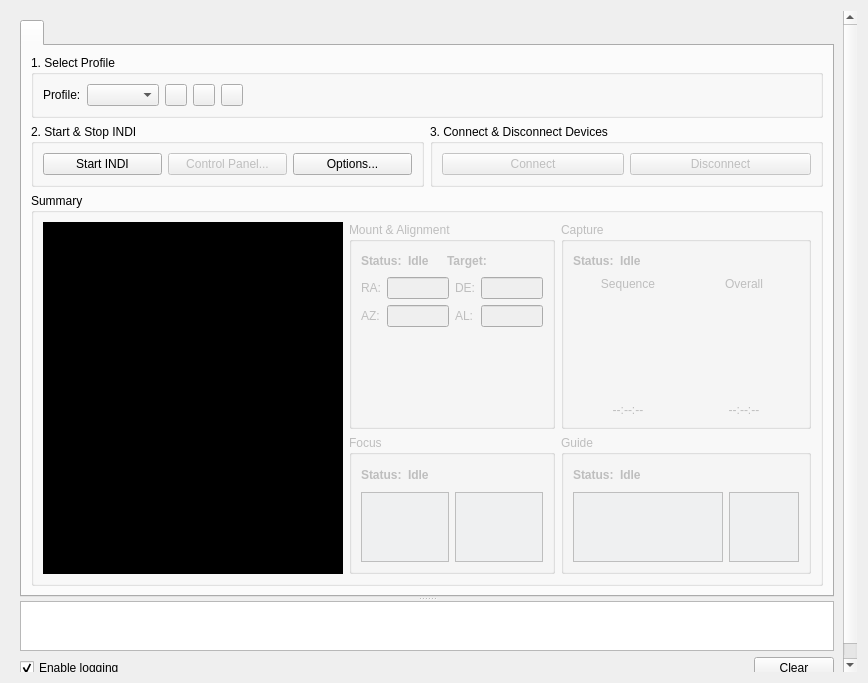
The window that kstars/ekos/ekosmanager.ui (KDE/kstars) describes before a commit, drawn with Qt 5.
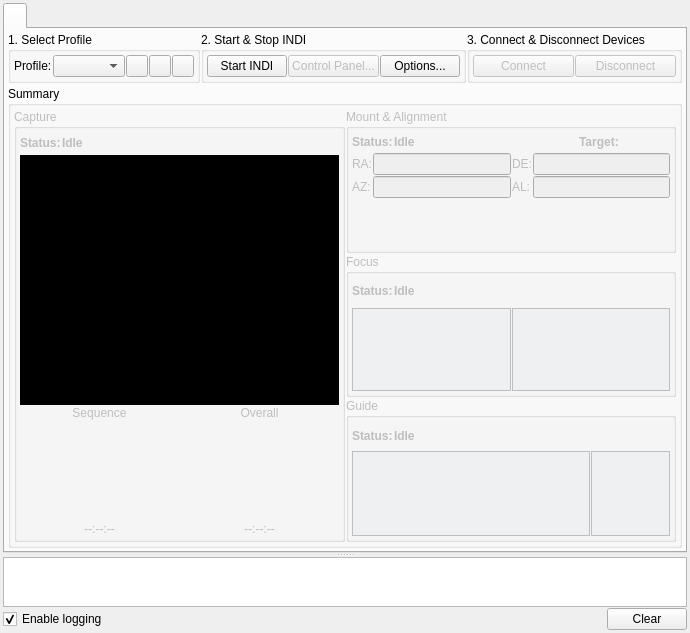
The same window after the commit. Icons and pictures are not drawn. Custom widgets are drawn as their Qt base class.

Commit message: GUI improvement to make Ekos viewable on low resolution displays

```diff
--- a/kstars/ekos/ekosmanager.ui
+++ b/kstars/ekos/ekosmanager.ui
@@ -6,10 +6,16 @@
    <rect>
     <x>0</x>
     <y>0</y>
-    <width>868</width>
-    <height>683</height>
+    <width>670</width>
+    <height>625</height>
    </rect>
   </property>
+  <property name="maximumSize">
+   <size>
+    <width>16777215</width>
+    <height>16777215</height>
+   </size>
+  </property>
   <property name="baseSize">
    <size>
     <width>0</width>
@@ -19,58 +25,22 @@
   <property name="windowTitle">
    <string>Ekos</string>
   </property>
-  <layout class="QVBoxLayout" name="verticalLayout_7">
-   <item>
-    <widget class="QScrollArea" name="ekosScrollArea">
-     <property name="sizePolicy">
-      <sizepolicy hsizetype="Preferred" vsizetype="Preferred">
-       <horstretch>0</horstretch>
-       <verstretch>0</verstretch>
-      </sizepolicy>
-     </property>
-     <property name="minimumSize">
-      <size>
-       <width>300</width>
-       <height>300</height>
-      </size>
-     </property>
-     <property name="frameShape">
-      <enum>QFrame::NoFrame</enum>
-     </property>
-     <property name="frameShadow">
-      <enum>QFrame::Plain</enum>
-     </property>
-     <property name="lineWidth">
-      <number>0</number>
-     </property>
-     <property name="sizeAdjustPolicy">
-      <enum>QAbstractScrollArea::AdjustToContents</enum>
-     </property>
-     <property name="widgetResizable">
-      <bool>true</bool>
-     </property>
-     <widget class="QWidget" name="ekosScrollAreaWidget">
-      <property name="geometry">
-       <rect>
-        <x>0</x>
-        <y>0</y>
-        <width>854</width>
-        <height>669</height>
-       </rect>
-      </property>
-      <property name="sizePolicy">
-       <sizepolicy hsizetype="Preferred" vsizetype="Preferred">
-        <horstretch>0</horstretch>
-        <verstretch>0</verstretch>
-       </sizepolicy>
-      </property>
-      <property name="minimumSize">
-       <size>
-        <width>0</width>
-        <height>0</height>
-       </size>
-      </property>
-      <layout class="QVBoxLayout" name="verticalLayout_3">
+  <layout class="QVBoxLayout" name="verticalLayout_4">
+   <property name="spacing">
+    <number>1</number>
+   </property>
+   <property name="leftMargin">
+    <number>3</number>
+   </property>
+   <property name="topMargin">
+    <number>3</number>
+   </property>
+   <property name="rightMargin">
+    <number>3</number>
+   </property>
+   <property name="bottomMargin">
+    <number>3</number>
+   </property>
        <item>
         <widget class="QSplitter" name="splitter">
          <property name="orientation">
@@ -97,12 +67,47 @@
             <string/>
            </attribute>
            <layout class="QVBoxLayout" name="verticalLayout">
+        <property name="spacing">
+         <number>3</number>
+        </property>
+        <property name="leftMargin">
+         <number>3</number>
+        </property>
+        <property name="topMargin">
+         <number>3</number>
+        </property>
+        <property name="rightMargin">
+         <number>3</number>
+        </property>
+        <property name="bottomMargin">
+         <number>3</number>
+        </property>
+        <item>
+         <layout class="QHBoxLayout" name="horizontalLayout">
+          <property name="spacing">
+           <number>1</number>
+          </property>
             <item>
              <widget class="QGroupBox" name="profileGroup">
               <property name="title">
                <string>1. Select Profile</string>
               </property>
               <layout class="QHBoxLayout" name="horizontalLayout_6">
+             <property name="spacing">
+              <number>1</number>
+             </property>
+             <property name="leftMargin">
+              <number>3</number>
+             </property>
+             <property name="topMargin">
+              <number>3</number>
+             </property>
+             <property name="rightMargin">
+              <number>3</number>
+             </property>
+             <property name="bottomMargin">
+              <number>3</number>
+             </property>
                <item>
                 <widget class="QLabel" name="label">
                  <property name="text">
@@ -209,15 +214,31 @@
              </widget>
             </item>
             <item>
-             <layout class="QHBoxLayout" name="horizontalLayout">
-              <item>
                <widget class="QGroupBox" name="groupBox_2">
                 <property name="title">
                  <string>2. Start &amp;&amp; Stop INDI</string>
                 </property>
                 <layout class="QHBoxLayout" name="horizontalLayout_5">
+             <property name="spacing">
+              <number>1</number>
+             </property>
+             <property name="leftMargin">
+              <number>3</number>
+             </property>
+             <property name="topMargin">
+              <number>3</number>
+             </property>
+             <property name="rightMargin">
+              <number>3</number>
+             </property>
+             <property name="bottomMargin">
+              <number>3</number>
+             </property>
                  <item>
                   <layout class="QHBoxLayout" name="horizontalLayout_3">
+               <property name="spacing">
+                <number>1</number>
+               </property>
                    <item>
                     <widget class="QPushButton" name="processINDIB">
                      <property name="enabled">
@@ -259,8 +280,26 @@
                  <string>3. Connect &amp;&amp; Disconnect Devices</string>
                 </property>
                 <layout class="QVBoxLayout" name="verticalLayout_8">
+             <property name="spacing">
+              <number>1</number>
+             </property>
+             <property name="leftMargin">
+              <number>3</number>
+             </property>
+             <property name="topMargin">
+              <number>3</number>
+             </property>
+             <property name="rightMargin">
+              <number>3</number>
+             </property>
+             <property name="bottomMargin">
+              <number>3</number>
+             </property>
                  <item>
                   <layout class="QHBoxLayout" name="horizontalLayout_4">
+               <property name="spacing">
+                <number>1</number>
+               </property>
                    <item>
                     <widget class="QPushButton" name="connectB">
                      <property name="enabled">
@@ -308,7 +347,86 @@
               <property name="title">
                <string>Summary</string>
               </property>
-              <layout class="QHBoxLayout" name="horizontalLayout_8" stretch="1,2">
+          <layout class="QHBoxLayout" name="horizontalLayout_8">
+           <property name="spacing">
+            <number>1</number>
+           </property>
+           <property name="leftMargin">
+            <number>3</number>
+           </property>
+           <property name="topMargin">
+            <number>3</number>
+           </property>
+           <property name="rightMargin">
+            <number>3</number>
+           </property>
+           <property name="bottomMargin">
+            <number>3</number>
+           </property>
+           <item>
+            <widget class="QGroupBox" name="captureGroup">
+             <property name="enabled">
+              <bool>false</bool>
+             </property>
+             <property name="title">
+              <string>Capture</string>
+             </property>
+             <layout class="QVBoxLayout" name="verticalLayout_10">
+              <property name="spacing">
+               <number>1</number>
+              </property>
+              <property name="leftMargin">
+               <number>3</number>
+              </property>
+              <property name="topMargin">
+               <number>3</number>
+              </property>
+              <property name="rightMargin">
+               <number>3</number>
+              </property>
+              <property name="bottomMargin">
+               <number>3</number>
+              </property>
+              <item>
+               <layout class="QHBoxLayout" name="captureStatusLayout">
+                <property name="spacing">
+                 <number>1</number>
+                </property>
+                <item>
+                 <widget class="QLabel" name="label_4">
+                  <property name="styleSheet">
+                   <string notr="true">font-weight:bold;</string>
+                  </property>
+                  <property name="text">
+                   <string>Status:</string>
+                  </property>
+                 </widget>
+                </item>
+                <item>
+                 <widget class="QLabel" name="captureStatus">
+                  <property name="styleSheet">
+                   <string notr="true">font-weight:bold;</string>
+                  </property>
+                  <property name="text">
+                   <string>Idle</string>
+                  </property>
+                 </widget>
+                </item>
+                <item>
+                 <spacer name="horizontalSpacer_4">
+                  <property name="orientation">
+                   <enum>Qt::Horizontal</enum>
+                  </property>
+                  <property name="sizeHint" stdset="0">
+                   <size>
+                    <width>1</width>
+                    <height>20</height>
+                   </size>
+                  </property>
+                 </spacer>
+                </item>
+               </layout>
+              </item>
                <item>
                 <widget class="QLabel" name="previewImage">
                  <property name="sizePolicy">
@@ -319,8 +437,8 @@
                  </property>
                  <property name="minimumSize">
                   <size>
-                   <width>300</width>
-                   <height>300</height>
+                  <width>250</width>
+                  <height>250</height>
                   </size>
                  </property>
                  <property name="maximumSize">
@@ -350,8 +468,200 @@
                 </widget>
                </item>
                <item>
-                <layout class="QGridLayout" name="gridLayout" rowstretch="1,1" columnstretch="1,1">
-                 <item row="0" column="0">
+               <layout class="QHBoxLayout" name="horizontalLayout_12">
+                <property name="spacing">
+                 <number>1</number>
+                </property>
+                <item>
+                 <layout class="QVBoxLayout" name="verticalLayout_5">
+                  <property name="spacing">
+                   <number>1</number>
+                  </property>
+                  <item>
+                   <widget class="QLabel" name="sequenceLabel">
+                    <property name="text">
+                     <string>Sequence</string>
+                    </property>
+                    <property name="alignment">
+                     <set>Qt::AlignCenter</set>
+                    </property>
+                   </widget>
+                  </item>
+                  <item>
+                   <layout class="QHBoxLayout" name="horizontalLayout_7">
+                    <property name="spacing">
+                     <number>1</number>
+                    </property>
+                    <item>
+                     <spacer name="horizontalSpacer_7">
+                      <property name="orientation">
+                       <enum>Qt::Horizontal</enum>
+                      </property>
+                      <property name="sizeHint" stdset="0">
+                       <size>
+                        <width>13</width>
+                        <height>20</height>
+                       </size>
+                      </property>
+                     </spacer>
+                    </item>
+                    <item>
+                     <widget class="QRoundProgressBar" name="sequenceProgress" native="true">
+                      <property name="enabled">
+                       <bool>false</bool>
+                      </property>
+                      <property name="minimumSize">
+                       <size>
+                        <width>100</width>
+                        <height>100</height>
+                       </size>
+                      </property>
+                      <property name="maximumSize">
+                       <size>
+                        <width>100</width>
+                        <height>100</height>
+                       </size>
+                      </property>
+                      <property name="styleSheet">
+                       <string notr="true"/>
+                      </property>
+                      <layout class="QVBoxLayout" name="verticalLayout_11"/>
+                     </widget>
+                    </item>
+                    <item>
+                     <spacer name="horizontalSpacer_8">
+                      <property name="orientation">
+                       <enum>Qt::Horizontal</enum>
+                      </property>
+                      <property name="sizeHint" stdset="0">
+                       <size>
+                        <width>13</width>
+                        <height>20</height>
+                       </size>
+                      </property>
+                     </spacer>
+                    </item>
+                   </layout>
+                  </item>
+                  <item>
+                   <widget class="QLabel" name="sequenceRemainingTime">
+                    <property name="text">
+                     <string>--:--:--</string>
+                    </property>
+                    <property name="alignment">
+                     <set>Qt::AlignCenter</set>
+                    </property>
+                   </widget>
+                  </item>
+                 </layout>
+                </item>
+                <item>
+                 <layout class="QVBoxLayout" name="verticalLayout_6">
+                  <property name="spacing">
+                   <number>1</number>
+                  </property>
+                  <item>
+                   <widget class="QLabel" name="overallLabel">
+                    <property name="text">
+                     <string>Overall</string>
+                    </property>
+                    <property name="alignment">
+                     <set>Qt::AlignCenter</set>
+                    </property>
+                   </widget>
+                  </item>
+                  <item>
+                   <layout class="QHBoxLayout" name="horizontalLayout_11">
+                    <property name="spacing">
+                     <number>1</number>
+                    </property>
+                    <item>
+                     <spacer name="horizontalSpacer_10">
+                      <property name="orientation">
+                       <enum>Qt::Horizontal</enum>
+                      </property>
+                      <property name="sizeHint" stdset="0">
+                       <size>
+                        <width>13</width>
+                        <height>20</height>
+                       </size>
+                      </property>
+                     </spacer>
+                    </item>
+                    <item>
+                     <widget class="QRoundProgressBar" name="captureProgress" native="true">
+                      <property name="enabled">
+                       <bool>false</bool>
+                      </property>
+                      <property name="minimumSize">
+                       <size>
+                        <width>100</width>
+                        <height>100</height>
+                       </size>
+                      </property>
+                      <property name="maximumSize">
+                       <size>
+                        <width>100</width>
+                        <height>100</height>
+                       </size>
+                      </property>
+                      <layout class="QVBoxLayout" name="verticalLayout_14">
+                       <property name="spacing">
+                        <number>1</number>
+                       </property>
+                       <property name="leftMargin">
+                        <number>3</number>
+                       </property>
+                       <property name="topMargin">
+                        <number>3</number>
+                       </property>
+                       <property name="rightMargin">
+                        <number>3</number>
+                       </property>
+                       <property name="bottomMargin">
+                        <number>3</number>
+                       </property>
+                      </layout>
+                     </widget>
+                    </item>
+                    <item>
+                     <spacer name="horizontalSpacer_9">
+                      <property name="orientation">
+                       <enum>Qt::Horizontal</enum>
+                      </property>
+                      <property name="sizeHint" stdset="0">
+                       <size>
+                        <width>13</width>
+                        <height>20</height>
+                       </size>
+                      </property>
+                     </spacer>
+                    </item>
+                   </layout>
+                  </item>
+                  <item>
+                   <widget class="QLabel" name="overallRemainingTime">
+                    <property name="text">
+                     <string>--:--:--</string>
+                    </property>
+                    <property name="alignment">
+                     <set>Qt::AlignCenter</set>
+                    </property>
+                   </widget>
+                  </item>
+                 </layout>
+                </item>
+               </layout>
+              </item>
+             </layout>
+            </widget>
+           </item>
+           <item>
+            <layout class="QVBoxLayout" name="verticalLayout_3">
+             <property name="spacing">
+              <number>1</number>
+             </property>
+             <item>
                   <widget class="QGroupBox" name="mountGroup">
                    <property name="enabled">
                     <bool>false</bool>
@@ -359,9 +669,27 @@
                    <property name="title">
                     <string>Mount &amp;&amp; Alignment</string>
                    </property>
-                   <layout class="QVBoxLayout" name="verticalLayout_4">
+               <layout class="QVBoxLayout" name="verticalLayout_7">
+                <property name="spacing">
+                 <number>1</number>
+                </property>
+                <property name="leftMargin">
+                 <number>3</number>
+                </property>
+                <property name="topMargin">
+                 <number>3</number>
+                </property>
+                <property name="rightMargin">
+                 <number>3</number>
+                </property>
+                <property name="bottomMargin">
+                 <number>3</number>
+                </property>
                     <item>
                      <layout class="QHBoxLayout" name="mountStatusLayout">
+                  <property name="spacing">
+                   <number>1</number>
+                  </property>
                       <item>
                        <widget class="QLabel" name="label_2">
                         <property name="styleSheet">
@@ -428,6 +756,9 @@
                     </item>
                     <item>
                      <layout class="QGridLayout" name="gridLayout_2">
+                  <property name="spacing">
+                   <number>1</number>
+                  </property>
                       <item row="0" column="0">
                        <widget class="QLabel" name="label_5">
                         <property name="toolTip">
@@ -517,211 +848,7 @@
                    </layout>
                   </widget>
                  </item>
-                 <item row="0" column="1">
-                  <widget class="QGroupBox" name="captureGroup">
-                   <property name="enabled">
-                    <bool>false</bool>
-                   </property>
-                   <property name="title">
-                    <string>Capture</string>
-                   </property>
-                   <layout class="QVBoxLayout" name="verticalLayout_10">
                     <item>
-                     <layout class="QHBoxLayout" name="captureStatusLayout">
-                      <item>
-                       <widget class="QLabel" name="label_4">
-                        <property name="styleSheet">
-                         <string notr="true">font-weight:bold;</string>
-                        </property>
-                        <property name="text">
-                         <string>Status:</string>
-                        </property>
-                       </widget>
-                      </item>
-                      <item>
-                       <widget class="QLabel" name="captureStatus">
-                        <property name="styleSheet">
-                         <string notr="true">font-weight:bold;</string>
-                        </property>
-                        <property name="text">
-                         <string>Idle</string>
-                        </property>
-                       </widget>
-                      </item>
-                      <item>
-                       <spacer name="horizontalSpacer_4">
-                        <property name="orientation">
-                         <enum>Qt::Horizontal</enum>
-                        </property>
-                        <property name="sizeHint" stdset="0">
-                         <size>
-                          <width>1</width>
-                          <height>20</height>
-                         </size>
-                        </property>
-                       </spacer>
-                      </item>
-                     </layout>
-                    </item>
-                    <item>
-                     <layout class="QHBoxLayout" name="horizontalLayout_12">
-                      <item>
-                       <layout class="QVBoxLayout" name="verticalLayout_5">
-                        <item>
-                         <widget class="QLabel" name="sequenceLabel">
-                          <property name="text">
-                           <string>Sequence</string>
-                          </property>
-                          <property name="alignment">
-                           <set>Qt::AlignCenter</set>
-                          </property>
-                         </widget>
-                        </item>
-                        <item>
-                         <layout class="QHBoxLayout" name="horizontalLayout_7">
-                          <item>
-                           <spacer name="horizontalSpacer_7">
-                            <property name="orientation">
-                             <enum>Qt::Horizontal</enum>
-                            </property>
-                            <property name="sizeHint" stdset="0">
-                             <size>
-                              <width>13</width>
-                              <height>20</height>
-                             </size>
-                            </property>
-                           </spacer>
-                          </item>
-                          <item>
-                           <widget class="QRoundProgressBar" name="sequenceProgress" native="true">
-                            <property name="enabled">
-                             <bool>false</bool>
-                            </property>
-                            <property name="minimumSize">
-                             <size>
-                              <width>100</width>
-                              <height>100</height>
-                             </size>
-                            </property>
-                            <property name="maximumSize">
-                             <size>
-                              <width>100</width>
-                              <height>100</height>
-                             </size>
-                            </property>
-                            <property name="styleSheet">
-                             <string notr="true"/>
-                            </property>
-                            <layout class="QVBoxLayout" name="verticalLayout_11"/>
-                           </widget>
-                          </item>
-                          <item>
-                           <spacer name="horizontalSpacer_8">
-                            <property name="orientation">
-                             <enum>Qt::Horizontal</enum>
-                            </property>
-                            <property name="sizeHint" stdset="0">
-                             <size>
-                              <width>13</width>
-                              <height>20</height>
-                             </size>
-                            </property>
-                           </spacer>
-                          </item>
-                         </layout>
-                        </item>
-                        <item>
-                         <widget class="QLabel" name="sequenceRemainingTime">
-                          <property name="text">
-                           <string>--:--:--</string>
-                          </property>
-                          <property name="alignment">
-                           <set>Qt::AlignCenter</set>
-                          </property>
-                         </widget>
-                        </item>
-                       </layout>
-                      </item>
-                      <item>
-                       <layout class="QVBoxLayout" name="verticalLayout_6">
-                        <item>
-                         <widget class="QLabel" name="overallLabel">
-                          <property name="text">
-                           <string>Overall</string>
-                          </property>
-                          <property name="alignment">
-                           <set>Qt::AlignCenter</set>
-                          </property>
-                         </widget>
-                        </item>
-                        <item>
-                         <layout class="QHBoxLayout" name="horizontalLayout_11">
-                          <item>
-                           <spacer name="horizontalSpacer_10">
-                            <property name="orientation">
-                             <enum>Qt::Horizontal</enum>
-                            </property>
-                            <property name="sizeHint" stdset="0">
-                             <size>
-                              <width>13</width>
-                              <height>20</height>
-                             </size>
-                            </property>
-                           </spacer>
-                          </item>
-                          <item>
-                           <widget class="QRoundProgressBar" name="captureProgress" native="true">
-                            <property name="enabled">
-                             <bool>false</bool>
-                            </property>
-                            <property name="minimumSize">
-                             <size>
-                              <width>100</width>
-                              <height>100</height>
-                             </size>
-                            </property>
-                            <property name="maximumSize">
-                             <size>
-                              <width>100</width>
-                              <height>100</height>
-                             </size>
-                            </property>
-                            <layout class="QVBoxLayout" name="verticalLayout_14"/>
-                           </widget>
-                          </item>
-                          <item>
-                           <spacer name="horizontalSpacer_9">
-                            <property name="orientation">
-                             <enum>Qt::Horizontal</enum>
-                            </property>
-                            <property name="sizeHint" stdset="0">
-                             <size>
-                              <width>13</width>
-                              <height>20</height>
-                             </size>
-                            </property>
-                           </spacer>
-                          </item>
-                         </layout>
-                        </item>
-                        <item>
-                         <widget class="QLabel" name="overallRemainingTime">
-                          <property name="text">
-                           <string>--:--:--</string>
-                          </property>
-                          <property name="alignment">
-                           <set>Qt::AlignCenter</set>
-                          </property>
-                         </widget>
-                        </item>
-                       </layout>
-                      </item>
-                     </layout>
-                    </item>
-                   </layout>
-                  </widget>
-                 </item>
-                 <item row="1" column="0">
                   <widget class="QGroupBox" name="focusGroup">
                    <property name="enabled">
                     <bool>false</bool>
@@ -739,8 +866,26 @@
                     <bool>false</bool>
                    </property>
                    <layout class="QVBoxLayout" name="verticalLayout_2" stretch="1,3">
+                <property name="spacing">
+                 <number>3</number>
+                </property>
+                <property name="leftMargin">
+                 <number>3</number>
+                </property>
+                <property name="topMargin">
+                 <number>3</number>
+                </property>
+                <property name="rightMargin">
+                 <number>3</number>
+                </property>
+                <property name="bottomMargin">
+                 <number>3</number>
+                </property>
                     <item>
                      <layout class="QHBoxLayout" name="focusStatusLayout">
+                  <property name="spacing">
+                   <number>1</number>
+                  </property>
                       <item>
                        <widget class="QLabel" name="label_10">
                         <property name="styleSheet">
@@ -778,6 +923,9 @@
                     </item>
                     <item>
                      <layout class="QHBoxLayout" name="horizontalLayout_9" stretch="0,0">
+                  <property name="spacing">
+                   <number>1</number>
+                  </property>
                       <property name="sizeConstraint">
                        <enum>QLayout::SetDefaultConstraint</enum>
                       </property>
@@ -943,7 +1091,7 @@
                    </layout>
                   </widget>
                  </item>
-                 <item row="1" column="1">
+             <item>
                   <widget class="QGroupBox" name="guideGroup">
                    <property name="enabled">
                     <bool>false</bool>
@@ -952,8 +1100,26 @@
                     <string>Guide</string>
                    </property>
                    <layout class="QVBoxLayout" name="verticalLayout_9" stretch="1,3">
+                <property name="spacing">
+                 <number>1</number>
+                </property>
+                <property name="leftMargin">
+                 <number>3</number>
+                </property>
+                <property name="topMargin">
+                 <number>3</number>
+                </property>
+                <property name="rightMargin">
+                 <number>3</number>
+                </property>
+                <property name="bottomMargin">
+                 <number>3</number>
+                </property>
                     <item>
                      <layout class="QHBoxLayout" name="guideStatusLayout">
+                  <property name="spacing">
+                   <number>1</number>
+                  </property>
                       <item>
                        <widget class="QLabel" name="label_12">
                         <property name="styleSheet">
@@ -991,6 +1157,9 @@
                     </item>
                     <item>
                      <layout class="QHBoxLayout" name="horizontalLayout_10" stretch="3,1">
+                  <property name="spacing">
+                   <number>1</number>
+                  </property>
                       <item>
                        <widget class="QLabel" name="guideProfileImage">
                         <property name="minimumSize">
@@ -1148,6 +1317,9 @@
          </widget>
          <widget class="QWidget" name="layoutWidget">
           <layout class="QVBoxLayout" name="LoggerLayout">
+       <property name="spacing">
+        <number>1</number>
+       </property>
            <item>
             <widget class="QPlainTextEdit" name="ekosLogOut">
              <property name="sizePolicy">
@@ -1179,7 +1351,7 @@
            <item>
             <layout class="QHBoxLayout" name="horizontalLayout_2">
              <property name="spacing">
-              <number>2</number>
+          <number>1</number>
              </property>
              <property name="sizeConstraint">
               <enum>QLayout::SetMinAndMaxSize</enum>
@@ -1220,9 +1392,18 @@
          </widget>
         </widget>
        </item>
-      </layout>
-     </widget>
-    </widget>
+   <item>
+    <spacer name="verticalSpacer">
+     <property name="orientation">
+      <enum>Qt::Vertical</enum>
+     </property>
+     <property name="sizeHint" stdset="0">
+      <size>
+       <width>20</width>
+       <height>40</height>
+      </size>
+     </property>
+    </spacer>
    </item>
   </layout>
  </widget>
```
Lines whose indentation alone changed are shown as unchanged. The commit also changes 1 other file.
